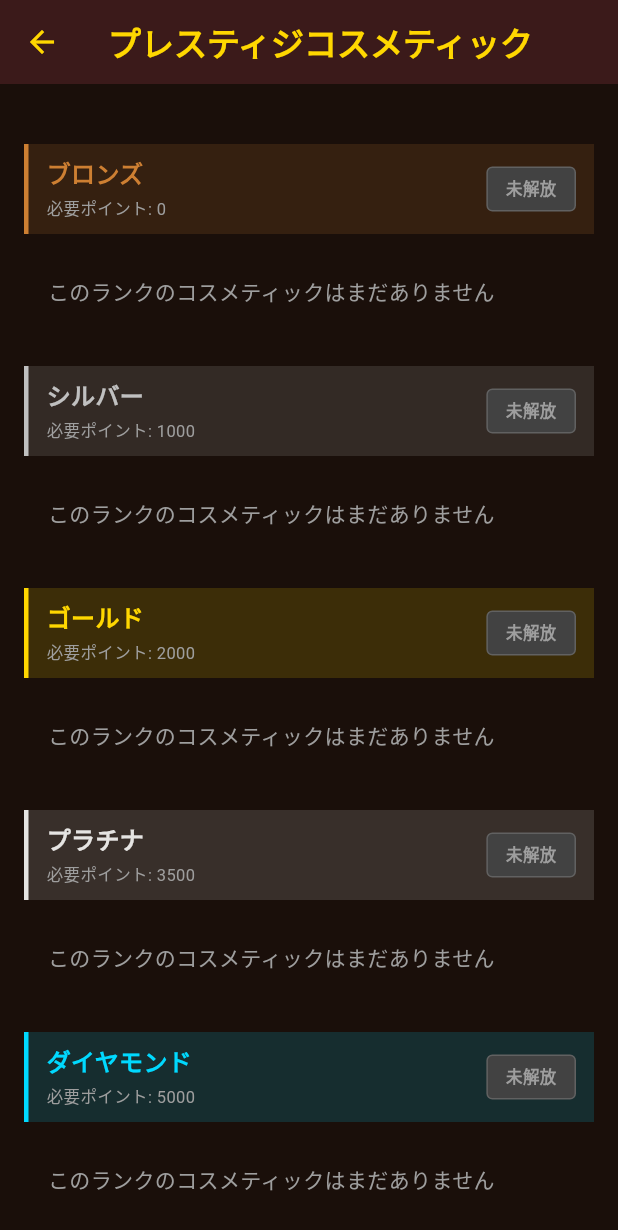
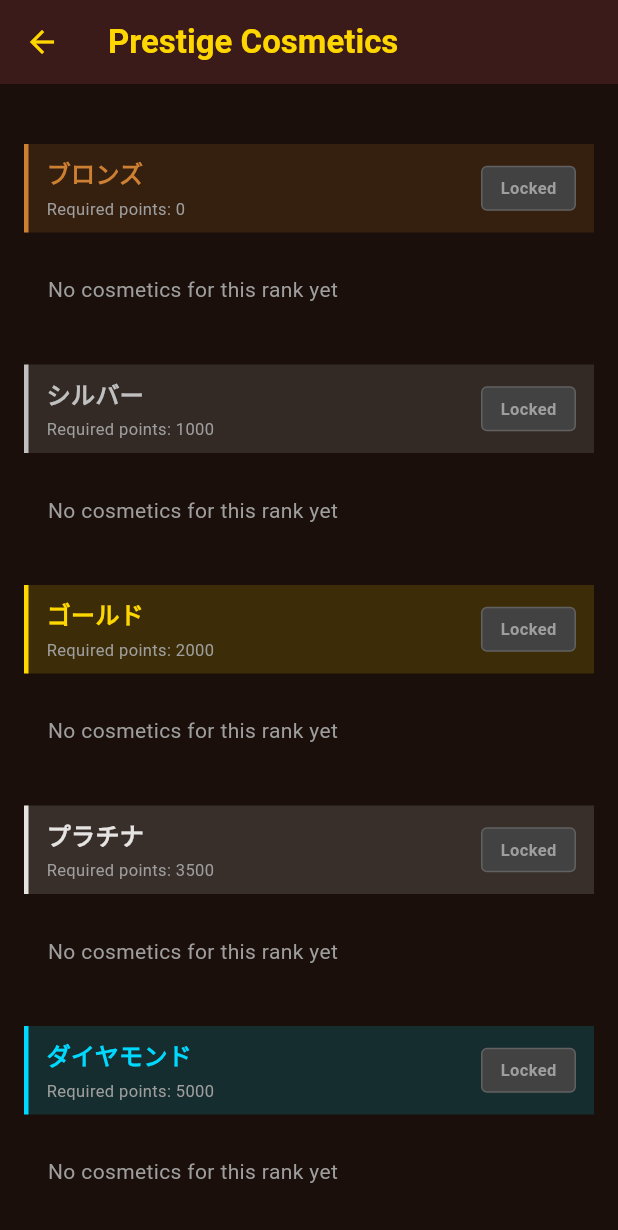
Before and after one commit to zka32101/sengoku_saihairoku, a Flutter app: the PrestigeCosmeticsShowcaseScreen screen opened directly, on a phone screen of 412 x 824 dp. Shown: the top 1230 px of the screen. Run offline on Flutter 3.47's test engine with Material 3 defaults, Android fonts, the phone set to English and light mode, and no system bars; our stand-ins replace cloud_firestore, firebase_auth, firebase_core, firebase_messaging, flutter_local_notifications, flutter_riverpod and 6 more; missing offline and left inert: flame; accounts and stored records are empty; network calls fail.

Commit message:
プレスティジコスメティック・ショーケース画面を多言語化対応
同じPR内で多言語化対応の対象画面をもう1画面追加（設定・チャレンジ
履歴・統計・メッセージ・実績一覧画面に続く6画面目）。

- app_ja.arb/app_en.arbにランク表示・リセット回数・ロック状態等の
  キーを追加（プレースホルダー対応）
- flutter gen-l10nで生成コードを更新
- prestige_cosmetics_showcase_screen.dartの全ハードコード文言を
  AppLocalizations経由に移行

なお、PrestigeTier.displayName / CosmeticType.displayName は
enumに直接埋め込まれた文字列のため、本PRのスコープ外として
据え置いている（enum自体の多言語化は別途の構造変更が必要）。

flutter analyze: 0 issues
flutter test: 26 tests all passed

Co-Authored-By: Claude Sonnet 5 <noreply@anthropic.com>
Claude-Session: https://claude.ai/code/session_016FQTHUoanQF4M3kXY84mnW

```diff
--- a/lib/l10n/app_en.arb
+++ b/lib/l10n/app_en.arb
@@ -125,5 +125,32 @@
   "achievementFilterLocked": "Locked",
   "achievementSortName": "Name",
   "achievementEmptyFiltered": "No achievements match the selected filters",
-  "achievementClearRate": "Completion Rate"
+  "achievementClearRate": "Completion Rate",
+  "prestigeShowcaseTitle": "Prestige Cosmetics",
+  "prestigeShowcaseEmptyTier": "No cosmetics for this rank yet",
+  "prestigeShowcaseCurrentRank": "Current Prestige Rank",
+  "prestigeShowcaseNextRank": "Next rank: {rank}",
+  "@prestigeShowcaseNextRank": {
+    "placeholders": { "rank": { "type": "String" } }
+  },
+  "prestigeShowcaseMaxRank": "Reached the highest rank: {rank}!",
+  "@prestigeShowcaseMaxRank": {
+    "placeholders": { "rank": { "type": "String" } }
+  },
+  "prestigeShowcaseResetCount": "Resets: {count}",
+  "@prestigeShowcaseResetCount": {
+    "placeholders": { "count": { "type": "int" } }
+  },
+  "prestigeShowcaseRequiredPoints": "Required points: {points}",
+  "@prestigeShowcaseRequiredPoints": {
+    "placeholders": { "points": { "type": "int" } }
+  },
+  "prestigeShowcaseUnlocked": "Unlocked",
+  "prestigeShowcaseLocked": "Locked",
+  "prestigeShowcaseItemType": "Type: {type}",
+  "@prestigeShowcaseItemType": {
+    "placeholders": { "type": { "type": "String" } }
+  },
+  "prestigeShowcaseAcquired": "Acquired",
+  "prestigeShowcaseItemLocked": "Locked"
 }
--- a/lib/l10n/app_ja.arb
+++ b/lib/l10n/app_ja.arb
@@ -128,5 +128,32 @@
   "achievementFilterLocked": "ロック中",
   "achievementSortName": "名前",
   "achievementEmptyFiltered": "フィルター条件に一致する実績がありません",
-  "achievementClearRate": "クリア率"
+  "achievementClearRate": "クリア率",
+  "prestigeShowcaseTitle": "プレスティジコスメティック",
+  "prestigeShowcaseEmptyTier": "このランクのコスメティックはまだありません",
+  "prestigeShowcaseCurrentRank": "現在のプレスティジランク",
+  "prestigeShowcaseNextRank": "次のランク: {rank}",
+  "@prestigeShowcaseNextRank": {
+    "placeholders": { "rank": { "type": "String" } }
+  },
+  "prestigeShowcaseMaxRank": "最高ランク: {rank}に到達しました！",
+  "@prestigeShowcaseMaxRank": {
+    "placeholders": { "rank": { "type": "String" } }
+  },
+  "prestigeShowcaseResetCount": "リセット回数: {count}",
+  "@prestigeShowcaseResetCount": {
+    "placeholders": { "count": { "type": "int" } }
+  },
+  "prestigeShowcaseRequiredPoints": "必要ポイント: {points}",
+  "@prestigeShowcaseRequiredPoints": {
+    "placeholders": { "points": { "type": "int" } }
+  },
+  "prestigeShowcaseUnlocked": "解放済み",
+  "prestigeShowcaseLocked": "未解放",
+  "prestigeShowcaseItemType": "タイプ: {type}",
+  "@prestigeShowcaseItemType": {
+    "placeholders": { "type": { "type": "String" } }
+  },
+  "prestigeShowcaseAcquired": "取得済み",
+  "prestigeShowcaseItemLocked": "ロック中"
 }
--- a/lib/presentation/screens/prestige_cosmetics_showcase_screen.dart
+++ b/lib/presentation/screens/prestige_cosmetics_showcase_screen.dart
@@ -4,6 +4,7 @@ import '../../data/models/user_progression.dart';
 import '../../data/models/cosmetic.dart';
 import '../../data/repositories/progression_repository.dart';
 import '../../data/repositories/reward_repository.dart';
+import '../../l10n/generated/app_localizations.dart';
 import '../widgets/screen_transition.dart';
 
 /// プレスティジコスメティック・ショーケース画面
@@ -60,9 +61,10 @@ class _PrestigeCosmeticsShowcaseScreenState
 
   @override
   Widget build(BuildContext context) {
+    final l10n = AppLocalizations.of(context)!;
     if (_isLoading) {
       return Scaffold(
-        appBar: AppBar(title: const Text('プレスティジコスメティック')),
+        appBar: AppBar(title: Text(l10n.prestigeShowcaseTitle)),
         body: const Center(child: CircularProgressIndicator()),
       );
     }
@@ -70,7 +72,7 @@ class _PrestigeCosmeticsShowcaseScreenState
     final progression = _userProgression;
 
     return Scaffold(
-      appBar: AppBar(title: const Text('プレスティジコスメティック')),
+      appBar: AppBar(title: Text(l10n.prestigeShowcaseTitle)),
       body: ScreenTransition(
         duration: const Duration(milliseconds: 600),
         child: SingleChildScrollView(
@@ -81,7 +83,7 @@ class _PrestigeCosmeticsShowcaseScreenState
               if (progression != null)
                 _PrestigeProgressCard(progression: progression),
               const SizedBox(height: 24),
-              ..._buildTierSections(),
+              ..._buildTierSections(l10n),
             ],
           ),
         ),
@@ -89,7 +91,7 @@ class _PrestigeCosmeticsShowcaseScreenState
     );
   }
 
-  List<Widget> _buildTierSections() {
+  List<Widget> _buildTierSections(AppLocalizations l10n) {
     return PrestigeTier.values.map((tier) {
       final tierCosmetics = _prestigeCosmetics
           .where(
@@ -118,11 +120,11 @@ class _PrestigeCosmeticsShowcaseScreenState
               isUnlocked: isUnlocked,
             )
           else
-            const Padding(
-              padding: EdgeInsets.all(16),
+            Padding(
+              padding: const EdgeInsets.all(16),
               child: Text(
-                'このランクのコスメティックはまだありません',
-                style: TextStyle(color: Colors.grey),
+                l10n.prestigeShowcaseEmptyTier,
+                style: const TextStyle(color: Colors.grey),
                 textAlign: TextAlign.center,
               ),
             ),
@@ -144,6 +146,7 @@ class _PrestigeProgressCard extends StatelessWidget {
 
   @override
   Widget build(BuildContext context) {
+    final l10n = AppLocalizations.of(context)!;
     final currentTier = progression.prestigeRank;
     final nextTierIndex = currentTier.index + 1;
     final hasNextTier = nextTierIndex < PrestigeTier.values.length;
@@ -168,9 +171,9 @@ class _PrestigeProgressCard extends StatelessWidget {
                 Column(
                   crossAxisAlignment: CrossAxisAlignment.start,
                   children: [
-                    const Text(
-                      '現在のプレスティジランク',
-                      style: TextStyle(
+                    Text(
+                      l10n.prestigeShowcaseCurrentRank,
+                      style: const TextStyle(
                         fontSize: 12,
                         color: Colors.grey,
                         fontWeight: FontWeight.w600,
@@ -213,7 +216,7 @@ class _PrestigeProgressCard extends StatelessWidget {
                 mainAxisAlignment: MainAxisAlignment.spaceBetween,
                 children: [
                   Text(
-                    '次のランク: ${nextTier.displayName}',
+                    l10n.prestigeShowcaseNextRank(nextTier.displayName),
                     style: const TextStyle(fontSize: 12, color: Colors.grey),
                   ),
                   Text(
@@ -242,7 +245,7 @@ class _PrestigeProgressCard extends StatelessWidget {
               Padding(
                 padding: const EdgeInsets.symmetric(vertical: 8),
                 child: Text(
-                  '最高ランク: ${currentTier.displayName}に到達しました！',
+                  l10n.prestigeShowcaseMaxRank(currentTier.displayName),
                   style: TextStyle(
                     fontSize: 12,
                     color: Color(currentTier.color),
@@ -252,7 +255,7 @@ class _PrestigeProgressCard extends StatelessWidget {
               ),
             const SizedBox(height: 12),
             Text(
-              'リセット回数: ${progression.prestigeResetCount}',
+              l10n.prestigeShowcaseResetCount(progression.prestigeResetCount),
               style: const TextStyle(
                 fontSize: 12,
                 color: Colors.grey,
@@ -288,6 +291,7 @@ class _PrestigeTierHeader extends StatelessWidget {
 
   @override
   Widget build(BuildContext context) {
+    final l10n = AppLocalizations.of(context)!;
     return Container(
       padding: const EdgeInsets.symmetric(horizontal: 12, vertical: 8),
       decoration: BoxDecoration(
@@ -315,7 +319,7 @@ class _PrestigeTierHeader extends StatelessWidget {
               ),
               const SizedBox(height: 4),
               Text(
-                '必要ポイント: ${tier.pointsRequired}',
+                l10n.prestigeShowcaseRequiredPoints(tier.pointsRequired),
                 style: const TextStyle(
                   fontSize: 11,
                   color: Colors.grey,
@@ -335,7 +339,7 @@ class _PrestigeTierHeader extends StatelessWidget {
                 borderRadius: BorderRadius.circular(4),
               ),
               child: Text(
-                '解放済み',
+                l10n.prestigeShowcaseUnlocked,
                 style: TextStyle(
                   fontSize: 11,
                   fontWeight: FontWeight.bold,
@@ -354,9 +358,9 @@ class _PrestigeTierHeader extends StatelessWidget {
                 border: Border.all(color: Colors.grey[700]!),
                 borderRadius: BorderRadius.circular(4),
               ),
-              child: const Text(
-                '未解放',
-                style: TextStyle(
+              child: Text(
+                l10n.prestigeShowcaseLocked,
+                style: const TextStyle(
                   fontSize: 11,
                   fontWeight: FontWeight.bold,
                   color: Colors.grey,
@@ -458,6 +462,7 @@ class _PrestigeCosmeticCardState extends State<_PrestigeCosmeticCard>
 
   @override
   Widget build(BuildContext context) {
+    final l10n = AppLocalizations.of(context)!;
     return FadeTransition(
       opacity: _fadeAnimation,
       child: ScaleTransition(
@@ -497,7 +502,7 @@ class _PrestigeCosmeticCardState extends State<_PrestigeCosmeticCard>
                       ),
                       const SizedBox(height: 4),
                       Text(
-                        'タイプ: ${widget.cosmetic.type.displayName}',
+                        l10n.prestigeShowcaseItemType(widget.cosmetic.type.displayName),
                         style: TextStyle(
                           fontSize: 11,
                           color: Colors.grey[600],
@@ -524,7 +529,9 @@ class _PrestigeCosmeticCardState extends State<_PrestigeCosmeticCard>
                     borderRadius: BorderRadius.circular(4),
                   ),
                   child: Text(
-                    widget.isUnlocked ? '取得済み' : 'ロック中',
+                    widget.isUnlocked
+                        ? l10n.prestigeShowcaseAcquired
+                        : l10n.prestigeShowcaseItemLocked,
                     style: TextStyle(
                       fontSize: 11,
                       fontWeight: FontWeight.bold,
```
Also changed, not shown: lib/l10n/generated/app_localizations.dart, lib/l10n/generated/app_localizations_en.dart, lib/l10n/generated/app_localizations_ja.dart.
